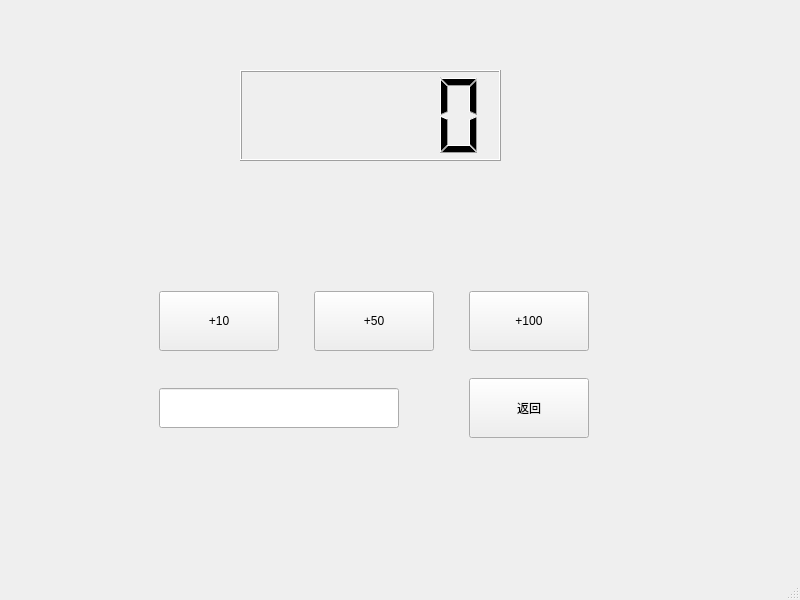
This is mainCode/balance.ui in CarlosDJY/QtBasedGroupWork as Qt 5 draws it before an edit. The edited form follows.
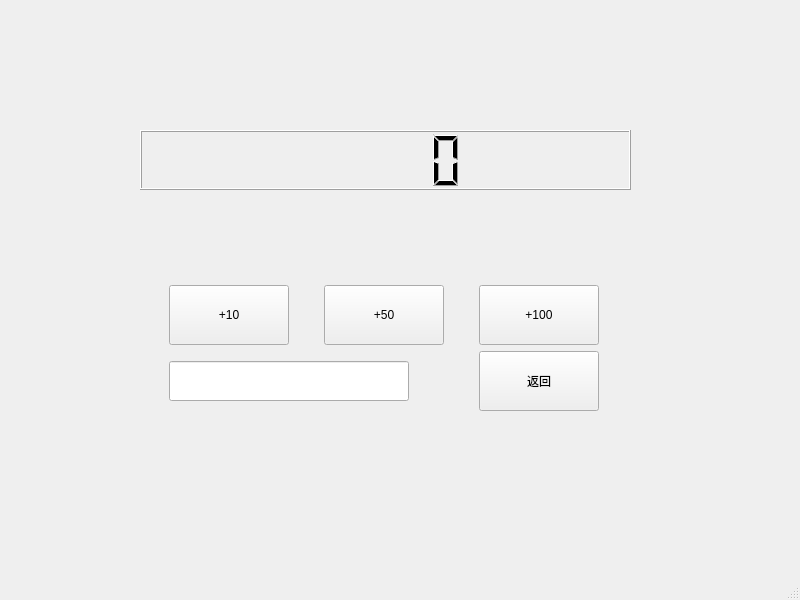
This is the edited form.

What changed in the file:
```diff
--- a/mainCode/balance.ui
+++ b/mainCode/balance.ui
@@ -14,25 +14,40 @@
    <string>MainWindow</string>
   </property>
   <widget class="QWidget" name="centralwidget">
-   <widget class="QLCDNumber" name="BalanceNum">
-    <property name="geometry">
-     <rect>
-      <x>240</x>
-      <y>70</y>
-      <width>261</width>
-      <height>91</height>
-     </rect>
-    </property>
-   </widget>
    <widget class="QWidget" name="">
     <property name="geometry">
      <rect>
-      <x>130</x>
-      <y>270</y>
+      <x>140</x>
+      <y>130</y>
       <width>491</width>
-      <height>191</height>
+      <height>281</height>
      </rect>
     </property>
+    <layout class="QVBoxLayout" name="verticalLayout_2">
+     <item>
+      <widget class="QLCDNumber" name="BalanceNum">
+       <property name="minimumSize">
+        <size>
+         <width>0</width>
+         <height>60</height>
+        </size>
+       </property>
+      </widget>
+     </item>
+     <item>
+      <spacer name="verticalSpacer">
+       <property name="orientation">
+        <enum>Qt::Vertical</enum>
+       </property>
+       <property name="sizeHint" stdset="0">
+        <size>
+         <width>20</width>
+         <height>40</height>
+        </size>
+       </property>
+      </spacer>
+     </item>
+     <item>
     <layout class="QGridLayout" name="gridLayout">
      <item row="0" column="0">
       <widget class="QPushButton" name="plus10">
@@ -125,6 +140,8 @@
         <string>返回</string>
        </property>
       </widget>
+       </item>
+      </layout>
      </item>
     </layout>
    </widget>
```
Lines whose indentation alone changed are shown as unchanged.
